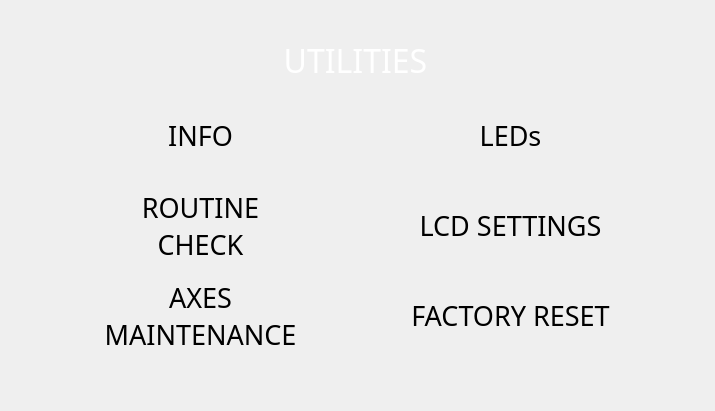
The window that BlocksScreen/lib/ui/utilitiesStackedWidget.ui (BlocksTechnology/BlocksScreen) describes before a commit, drawn with Qt 5.
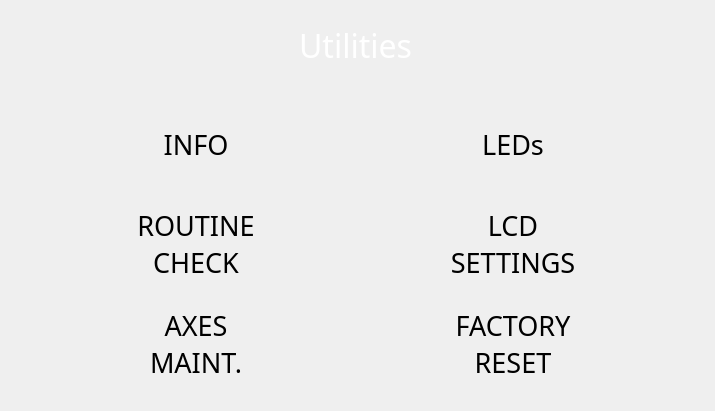
The same window after the commit. The open tabs and pages were chosen to show the change. Custom widgets are drawn as their Qt base class.

Commit message: Refactor: uniform button sizes , added new button to save config in babystepPage

```diff
--- a/BlocksScreen/lib/ui/utilitiesStackedWidget.ui
+++ b/BlocksScreen/lib/ui/utilitiesStackedWidget.ui
@@ -14,22 +14,31 @@
    <string>StackedWidget</string>
   </property>
   <property name="currentIndex">
-   <number>3</number>
+   <number>0</number>
   </property>
   <widget class="QWidget" name="utilities_page">
+   <widget class="QWidget" name="gridLayoutWidget">
+    <property name="geometry">
+     <rect>
+      <x>10</x>
+      <y>90</y>
+      <width>691</width>
+      <height>311</height>
+     </rect>
+    </property>
+    <layout class="QGridLayout" name="gridLayout">
+     <item row="2" column="0">
    <widget class="BlocksCustomButton" name="utilities_axes_maintenance_btn">
-    <property name="geometry">
-     <rect>
-      <x>50</x>
-      <y>280</y>
-      <width>301</width>
-      <height>71</height>
-     </rect>
-    </property>
     <property name="minimumSize">
      <size>
-      <width>10</width>
-      <height>10</height>
+         <width>250</width>
+         <height>80</height>
+        </size>
+       </property>
+       <property name="maximumSize">
+        <size>
+         <width>250</width>
+         <height>80</height>
      </size>
     </property>
     <property name="font">
@@ -57,7 +66,7 @@
     </property>
     <property name="text">
      <string>AXES
-MAINTENANCE</string>
+MAINT.</string>
     </property>
     <property name="autoDefault">
      <bool>false</bool>
@@ -69,31 +78,285 @@
      <string>menu_btn</string>
     </property>
     <property name="borderLeftPixmap" stdset="0">
-     <pixmap resource="resources/button_resources.qrc">:/button_borders/media/buttons/btn_part1.svg</pixmap>
+        <pixmap>:/button_borders/media/buttons/btn_part1.svg</pixmap>
     </property>
     <property name="borderCenterPixmap" stdset="0">
-     <pixmap resource="resources/button_resources.qrc">:/button_borders/media/buttons/btn_part2.svg</pixmap>
+        <pixmap>:/button_borders/media/buttons/btn_part2.svg</pixmap>
     </property>
     <property name="borderRightPixmap" stdset="0">
-     <pixmap resource="resources/button_resources.qrc">:/button_borders/media/buttons/btn_part3.svg</pixmap>
+        <pixmap>:/button_borders/media/buttons/btn_part3.svg</pixmap>
     </property>
     <property name="button_type" stdset="0">
      <string>normal</string>
     </property>
    </widget>
+     </item>
+     <item row="1" column="1">
+      <widget class="BlocksCustomButton" name="utilities_lcd_settings_btn">
+       <property name="minimumSize">
+        <size>
+         <width>250</width>
+         <height>80</height>
+        </size>
+       </property>
+       <property name="maximumSize">
+        <size>
+         <width>250</width>
+         <height>80</height>
+        </size>
+       </property>
+       <property name="font">
+        <font>
+         <family>Momcake</family>
+         <pointsize>20</pointsize>
+         <italic>false</italic>
+         <stylestrategy>PreferAntialias</stylestrategy>
+        </font>
+       </property>
+       <property name="mouseTracking">
+        <bool>false</bool>
+       </property>
+       <property name="tabletTracking">
+        <bool>true</bool>
+       </property>
+       <property name="contextMenuPolicy">
+        <enum>Qt::NoContextMenu</enum>
+       </property>
+       <property name="layoutDirection">
+        <enum>Qt::LeftToRight</enum>
+       </property>
+       <property name="styleSheet">
+        <string notr="true"/>
+       </property>
+       <property name="text">
+        <string>LCD
+SETTINGS</string>
+       </property>
+       <property name="autoDefault">
+        <bool>false</bool>
+       </property>
+       <property name="flat">
+        <bool>true</bool>
+       </property>
+       <property name="class" stdset="0">
+        <string>menu_btn</string>
+       </property>
+       <property name="borderLeftPixmap" stdset="0">
+        <pixmap>:/button_borders/media/buttons/btn_part1.svg</pixmap>
+       </property>
+       <property name="borderCenterPixmap" stdset="0">
+        <pixmap>:/button_borders/media/buttons/btn_part2.svg</pixmap>
+       </property>
+       <property name="borderRightPixmap" stdset="0">
+        <pixmap>:/button_borders/media/buttons/btn_part3.svg</pixmap>
+       </property>
+       <property name="button_type" stdset="0">
+        <string>normal</string>
+       </property>
+      </widget>
+     </item>
+     <item row="0" column="0">
+      <widget class="BlocksCustomButton" name="utilities_info_btn">
+       <property name="minimumSize">
+        <size>
+         <width>250</width>
+         <height>80</height>
+        </size>
+       </property>
+       <property name="maximumSize">
+        <size>
+         <width>250</width>
+         <height>80</height>
+        </size>
+       </property>
+       <property name="font">
+        <font>
+         <family>Momcake</family>
+         <pointsize>20</pointsize>
+         <italic>false</italic>
+         <stylestrategy>PreferAntialias</stylestrategy>
+        </font>
+       </property>
+       <property name="mouseTracking">
+        <bool>false</bool>
+       </property>
+       <property name="tabletTracking">
+        <bool>true</bool>
+       </property>
+       <property name="contextMenuPolicy">
+        <enum>Qt::NoContextMenu</enum>
+       </property>
+       <property name="layoutDirection">
+        <enum>Qt::LeftToRight</enum>
+       </property>
+       <property name="styleSheet">
+        <string notr="true"/>
+       </property>
+       <property name="text">
+        <string>INFO</string>
+       </property>
+       <property name="autoDefault">
+        <bool>false</bool>
+       </property>
+       <property name="flat">
+        <bool>true</bool>
+       </property>
+       <property name="class" stdset="0">
+        <string>menu_btn</string>
+       </property>
+       <property name="borderLeftPixmap" stdset="0">
+        <pixmap>:/button_borders/media/buttons/btn_part1.svg</pixmap>
+       </property>
+       <property name="borderCenterPixmap" stdset="0">
+        <pixmap>:/button_borders/media/buttons/btn_part2.svg</pixmap>
+       </property>
+       <property name="borderRightPixmap" stdset="0">
+        <pixmap>:/button_borders/media/buttons/btn_part3.svg</pixmap>
+       </property>
+       <property name="button_type" stdset="0">
+        <string>normal</string>
+       </property>
+      </widget>
+     </item>
+     <item row="0" column="1">
+      <widget class="BlocksCustomButton" name="utilities_leds_btn">
+       <property name="minimumSize">
+        <size>
+         <width>250</width>
+         <height>80</height>
+        </size>
+       </property>
+       <property name="maximumSize">
+        <size>
+         <width>250</width>
+         <height>80</height>
+        </size>
+       </property>
+       <property name="font">
+        <font>
+         <family>Momcake</family>
+         <pointsize>20</pointsize>
+         <italic>false</italic>
+         <stylestrategy>PreferAntialias</stylestrategy>
+        </font>
+       </property>
+       <property name="mouseTracking">
+        <bool>false</bool>
+       </property>
+       <property name="tabletTracking">
+        <bool>true</bool>
+       </property>
+       <property name="contextMenuPolicy">
+        <enum>Qt::NoContextMenu</enum>
+       </property>
+       <property name="layoutDirection">
+        <enum>Qt::LeftToRight</enum>
+       </property>
+       <property name="styleSheet">
+        <string notr="true"/>
+       </property>
+       <property name="text">
+        <string>LEDs</string>
+       </property>
+       <property name="autoDefault">
+        <bool>false</bool>
+       </property>
+       <property name="flat">
+        <bool>true</bool>
+       </property>
+       <property name="class" stdset="0">
+        <string>menu_btn</string>
+       </property>
+       <property name="borderLeftPixmap" stdset="0">
+        <pixmap>:/button_borders/media/buttons/btn_part1.svg</pixmap>
+       </property>
+       <property name="borderCenterPixmap" stdset="0">
+        <pixmap>:/button_borders/media/buttons/btn_part2.svg</pixmap>
+       </property>
+       <property name="borderRightPixmap" stdset="0">
+        <pixmap>:/button_borders/media/buttons/btn_part3.svg</pixmap>
+       </property>
+       <property name="button_type" stdset="0">
+        <string>normal</string>
+       </property>
+      </widget>
+     </item>
+     <item row="2" column="1">
+      <widget class="BlocksCustomButton" name="utilities_factory_reset_btn">
+       <property name="minimumSize">
+        <size>
+         <width>250</width>
+         <height>80</height>
+        </size>
+       </property>
+       <property name="maximumSize">
+        <size>
+         <width>250</width>
+         <height>80</height>
+        </size>
+       </property>
+       <property name="font">
+        <font>
+         <family>Momcake</family>
+         <pointsize>20</pointsize>
+         <italic>false</italic>
+         <stylestrategy>PreferAntialias</stylestrategy>
+        </font>
+       </property>
+       <property name="mouseTracking">
+        <bool>false</bool>
+       </property>
+       <property name="tabletTracking">
+        <bool>true</bool>
+       </property>
+       <property name="contextMenuPolicy">
+        <enum>Qt::NoContextMenu</enum>
+       </property>
+       <property name="layoutDirection">
+        <enum>Qt::LeftToRight</enum>
+       </property>
+       <property name="styleSheet">
+        <string notr="true"/>
+       </property>
+       <property name="text">
+        <string>FACTORY
+RESET</string>
+       </property>
+       <property name="autoDefault">
+        <bool>false</bool>
+       </property>
+       <property name="flat">
+        <bool>true</bool>
+       </property>
+       <property name="class" stdset="0">
+        <string>menu_btn</string>
+       </property>
+       <property name="borderLeftPixmap" stdset="0">
+        <pixmap>:/button_borders/media/buttons/btn_part1.svg</pixmap>
+       </property>
+       <property name="borderCenterPixmap" stdset="0">
+        <pixmap>:/button_borders/media/buttons/btn_part2.svg</pixmap>
+       </property>
+       <property name="borderRightPixmap" stdset="0">
+        <pixmap>:/button_borders/media/buttons/btn_part3.svg</pixmap>
+       </property>
+       <property name="button_type" stdset="0">
+        <string>normal</string>
+       </property>
+      </widget>
+     </item>
+     <item row="1" column="0">
    <widget class="BlocksCustomButton" name="utilities_routine_check_btn">
-    <property name="geometry">
-     <rect>
-      <x>50</x>
-      <y>190</y>
-      <width>301</width>
-      <height>71</height>
-     </rect>
-    </property>
     <property name="minimumSize">
      <size>
-      <width>10</width>
-      <height>10</height>
+         <width>250</width>
+         <height>80</height>
+        </size>
+       </property>
+       <property name="maximumSize">
+        <size>
+         <width>250</width>
+         <height>80</height>
      </size>
     </property>
     <property name="font">
@@ -133,152 +396,50 @@
      <string>menu_btn</string>
     </property>
     <property name="borderLeftPixmap" stdset="0">
-     <pixmap resource="resources/button_resources.qrc">:/button_borders/media/buttons/btn_part1.svg</pixmap>
+        <pixmap>:/button_borders/media/buttons/btn_part1.svg</pixmap>
     </property>
     <property name="borderCenterPixmap" stdset="0">
-     <pixmap resource="resources/button_resources.qrc">:/button_borders/media/buttons/btn_part2.svg</pixmap>
+        <pixmap>:/button_borders/media/buttons/btn_part2.svg</pixmap>
     </property>
     <property name="borderRightPixmap" stdset="0">
-     <pixmap resource="resources/button_resources.qrc">:/button_borders/media/buttons/btn_part3.svg</pixmap>
+        <pixmap>:/button_borders/media/buttons/btn_part3.svg</pixmap>
     </property>
     <property name="button_type" stdset="0">
      <string>normal</string>
     </property>
    </widget>
-   <widget class="BlocksCustomButton" name="utilities_info_btn">
+     </item>
+    </layout>
+   </widget>
+   <widget class="QWidget" name="horizontalLayoutWidget">
     <property name="geometry">
      <rect>
-      <x>50</x>
-      <y>100</y>
-      <width>301</width>
+      <x>10</x>
+      <y>10</y>
+      <width>691</width>
       <height>71</height>
      </rect>
     </property>
+    <layout class="QHBoxLayout" name="utilities_header">
+     <item>
+      <widget class="QLabel" name="header_title">
+       <property name="sizePolicy">
+        <sizepolicy hsizetype="MinimumExpanding" vsizetype="Fixed">
+         <horstretch>0</horstretch>
+         <verstretch>0</verstretch>
+        </sizepolicy>
+       </property>
     <property name="minimumSize">
      <size>
-      <width>10</width>
-      <height>10</height>
-     </size>
-    </property>
-    <property name="font">
-     <font>
-      <family>Momcake</family>
-      <pointsize>20</pointsize>
-      <italic>false</italic>
-      <stylestrategy>PreferAntialias</stylestrategy>
-     </font>
-    </property>
-    <property name="mouseTracking">
-     <bool>false</bool>
-    </property>
-    <property name="tabletTracking">
-     <bool>true</bool>
-    </property>
-    <property name="contextMenuPolicy">
-     <enum>Qt::NoContextMenu</enum>
-    </property>
-    <property name="layoutDirection">
-     <enum>Qt::LeftToRight</enum>
-    </property>
-    <property name="styleSheet">
-     <string notr="true"/>
-    </property>
-    <property name="text">
-     <string>INFO</string>
-    </property>
-    <property name="autoDefault">
-     <bool>false</bool>
-    </property>
-    <property name="flat">
-     <bool>true</bool>
-    </property>
-    <property name="class" stdset="0">
-     <string>menu_btn</string>
-    </property>
-    <property name="borderLeftPixmap" stdset="0">
-     <pixmap resource="resources/button_resources.qrc">:/button_borders/media/buttons/btn_part1.svg</pixmap>
-    </property>
-    <property name="borderCenterPixmap" stdset="0">
-     <pixmap resource="resources/button_resources.qrc">:/button_borders/media/buttons/btn_part2.svg</pixmap>
-    </property>
-    <property name="borderRightPixmap" stdset="0">
-     <pixmap resource="resources/button_resources.qrc">:/button_borders/media/buttons/btn_part3.svg</pixmap>
-    </property>
-    <property name="button_type" stdset="0">
-     <string>normal</string>
-    </property>
-   </widget>
-   <widget class="BlocksCustomButton" name="utilities_factory_reset_btn">
-    <property name="geometry">
-     <rect>
-      <x>360</x>
-      <y>280</y>
-      <width>301</width>
-      <height>71</height>
-     </rect>
-    </property>
-    <property name="minimumSize">
+         <width>300</width>
+         <height>60</height>
+        </size>
+       </property>
+       <property name="maximumSize">
      <size>
-      <width>10</width>
-      <height>10</height>
-     </size>
-    </property>
-    <property name="font">
-     <font>
-      <family>Momcake</family>
-      <pointsize>20</pointsize>
-      <italic>false</italic>
-      <stylestrategy>PreferAntialias</stylestrategy>
-     </font>
-    </property>
-    <property name="mouseTracking">
-     <bool>false</bool>
-    </property>
-    <property name="tabletTracking">
-     <bool>true</bool>
-    </property>
-    <property name="contextMenuPolicy">
-     <enum>Qt::NoContextMenu</enum>
-    </property>
-    <property name="layoutDirection">
-     <enum>Qt::LeftToRight</enum>
-    </property>
-    <property name="styleSheet">
-     <string notr="true"/>
-    </property>
-    <property name="text">
-     <string>FACTORY RESET</string>
-    </property>
-    <property name="autoDefault">
-     <bool>false</bool>
-    </property>
-    <property name="flat">
-     <bool>true</bool>
-    </property>
-    <property name="class" stdset="0">
-     <string>menu_btn</string>
-    </property>
-    <property name="borderLeftPixmap" stdset="0">
-     <pixmap resource="resources/button_resources.qrc">:/button_borders/media/buttons/btn_part1.svg</pixmap>
-    </property>
-    <property name="borderCenterPixmap" stdset="0">
-     <pixmap resource="resources/button_resources.qrc">:/button_borders/media/buttons/btn_part2.svg</pixmap>
-    </property>
-    <property name="borderRightPixmap" stdset="0">
-     <pixmap resource="resources/button_resources.qrc">:/button_borders/media/buttons/btn_part3.svg</pixmap>
-    </property>
-    <property name="button_type" stdset="0">
-     <string>normal</string>
-    </property>
-   </widget>
-   <widget class="QLabel" name="utilities_title_label">
-    <property name="geometry">
-     <rect>
-      <x>220</x>
-      <y>30</y>
-      <width>271</width>
-      <height>61</height>
-     </rect>
+         <width>16777215</width>
+         <height>60</height>
+        </size>
     </property>
     <property name="font">
      <font>
@@ -290,7 +451,7 @@
      <string notr="true">background: transparent; color: white;</string>
     </property>
     <property name="text">
-     <string>UTILITIES</string>
+        <string>Utilities</string>
     </property>
     <property name="alignment">
      <set>Qt::AlignCenter</set>
@@ -299,131 +460,8 @@
      <string>title_text</string>
     </property>
    </widget>
-   <widget class="BlocksCustomButton" name="utilities_lcd_settings_btn">
-    <property name="geometry">
-     <rect>
-      <x>360</x>
-      <y>190</y>
-      <width>301</width>
-      <height>71</height>
-     </rect>
-    </property>
-    <property name="minimumSize">
-     <size>
-      <width>10</width>
-      <height>10</height>
-     </size>
-    </property>
-    <property name="font">
-     <font>
-      <family>Momcake</family>
-      <pointsize>20</pointsize>
-      <italic>false</italic>
-      <stylestrategy>PreferAntialias</stylestrategy>
-     </font>
-    </property>
-    <property name="mouseTracking">
-     <bool>false</bool>
-    </property>
-    <property name="tabletTracking">
-     <bool>true</bool>
-    </property>
-    <property name="contextMenuPolicy">
-     <enum>Qt::NoContextMenu</enum>
-    </property>
-    <property name="layoutDirection">
-     <enum>Qt::LeftToRight</enum>
-    </property>
-    <property name="styleSheet">
-     <string notr="true"/>
-    </property>
-    <property name="text">
-     <string>LCD SETTINGS</string>
-    </property>
-    <property name="autoDefault">
-     <bool>false</bool>
-    </property>
-    <property name="flat">
-     <bool>true</bool>
-    </property>
-    <property name="class" stdset="0">
-     <string>menu_btn</string>
-    </property>
-    <property name="borderLeftPixmap" stdset="0">
-     <pixmap resource="resources/button_resources.qrc">:/button_borders/media/buttons/btn_part1.svg</pixmap>
-    </property>
-    <property name="borderCenterPixmap" stdset="0">
-     <pixmap resource="resources/button_resources.qrc">:/button_borders/media/buttons/btn_part2.svg</pixmap>
-    </property>
-    <property name="borderRightPixmap" stdset="0">
-     <pixmap resource="resources/button_resources.qrc">:/button_borders/media/buttons/btn_part3.svg</pixmap>
-    </property>
-    <property name="button_type" stdset="0">
-     <string>normal</string>
-    </property>
-   </widget>
-   <widget class="BlocksCustomButton" name="utilities_leds_btn">
-    <property name="geometry">
-     <rect>
-      <x>360</x>
-      <y>100</y>
-      <width>301</width>
-      <height>71</height>
-     </rect>
-    </property>
-    <property name="minimumSize">
-     <size>
-      <width>10</width>
-      <height>10</height>
-     </size>
-    </property>
-    <property name="font">
-     <font>
-      <family>Momcake</family>
-      <pointsize>20</pointsize>
-      <italic>false</italic>
-      <stylestrategy>PreferAntialias</stylestrategy>
-     </font>
-    </property>
-    <property name="mouseTracking">
-     <bool>false</bool>
-    </property>
-    <property name="tabletTracking">
-     <bool>true</bool>
-    </property>
-    <property name="contextMenuPolicy">
-     <enum>Qt::NoContextMenu</enum>
-    </property>
-    <property name="layoutDirection">
-     <enum>Qt::LeftToRight</enum>
-    </property>
-    <property name="styleSheet">
-     <string notr="true"/>
-    </property>
-    <property name="text">
-     <string>LEDs</string>
-    </property>
-    <property name="autoDefault">
-     <bool>false</bool>
-    </property>
-    <property name="flat">
-     <bool>true</bool>
-    </property>
-    <property name="class" stdset="0">
-     <string>menu_btn</string>
-    </property>
-    <property name="borderLeftPixmap" stdset="0">
-     <pixmap resource="resources/button_resources.qrc">:/button_borders/media/buttons/btn_part1.svg</pixmap>
-    </property>
-    <property name="borderCenterPixmap" stdset="0">
-     <pixmap resource="resources/button_resources.qrc">:/button_borders/media/buttons/btn_part2.svg</pixmap>
-    </property>
-    <property name="borderRightPixmap" stdset="0">
-     <pixmap resource="resources/button_resources.qrc">:/button_borders/media/buttons/btn_part3.svg</pixmap>
-    </property>
-    <property name="button_type" stdset="0">
-     <string>normal</string>
-    </property>
+     </item>
+    </layout>
    </widget>
   </widget>
   <widget class="QWidget" name="info_page">
@@ -534,13 +572,13 @@
      <string>menu_btn</string>
     </property>
     <property name="borderLeftPixmap" stdset="0">
-     <pixmap resource="resources/button_resources.qrc">:/button_borders/media/buttons/btn_part1.svg</pixmap>
+     <pixmap>:/button_borders/media/buttons/btn_part1.svg</pixmap>
     </property>
     <property name="borderCenterPixmap" stdset="0">
-     <pixmap resource="resources/button_resources.qrc">:/button_borders/media/buttons/btn_part2.svg</pixmap>
+     <pixmap>:/button_borders/media/buttons/btn_part2.svg</pixmap>
     </property>
     <property name="borderRightPixmap" stdset="0">
-     <pixmap resource="resources/button_resources.qrc">:/button_borders/media/buttons/btn_part3.svg</pixmap>
+     <pixmap>:/button_borders/media/buttons/btn_part3.svg</pixmap>
     </property>
     <property name="button_type" stdset="0">
      <string>icon</string>
@@ -679,13 +717,13 @@
      <string>menu_btn</string>
     </property>
     <property name="borderLeftPixmap" stdset="0">
-     <pixmap resource="resources/button_resources.qrc">:/button_borders/media/buttons/btn_part1.svg</pixmap>
+     <pixmap>:/button_borders/media/buttons/btn_part1.svg</pixmap>
     </property>
     <property name="borderCenterPixmap" stdset="0">
-     <pixmap resource="resources/button_resources.qrc">:/button_borders/media/buttons/btn_part2.svg</pixmap>
+     <pixmap>:/button_borders/media/buttons/btn_part2.svg</pixmap>
     </property>
     <property name="borderRightPixmap" stdset="0">
-     <pixmap resource="resources/button_resources.qrc">:/button_borders/media/buttons/btn_part3.svg</pixmap>
+     <pixmap>:/button_borders/media/buttons/btn_part3.svg</pixmap>
     </property>
     <property name="button_type" stdset="0">
      <string>icon</string>
@@ -742,13 +780,13 @@
      <string>menu_btn</string>
     </property>
     <property name="borderLeftPixmap" stdset="0">
-     <pixmap resource="resources/button_resources.qrc">:/button_borders/media/buttons/btn_part1.svg</pixmap>
+     <pixmap>:/button_borders/media/buttons/btn_part1.svg</pixmap>
     </property>
     <property name="borderCenterPixmap" stdset="0">
-     <pixmap resource="resources/button_resources.qrc">:/button_borders/media/buttons/btn_part2.svg</pixmap>
+     <pixmap>:/button_borders/media/buttons/btn_part2.svg</pixmap>
     </property>
     <property name="borderRightPixmap" stdset="0">
-     <pixmap resource="resources/button_resources.qrc">:/button_borders/media/buttons/btn_part3.svg</pixmap>
+     <pixmap>:/button_borders/media/buttons/btn_part3.svg</pixmap>
     </property>
     <property name="button_type" stdset="0">
      <string>normal</string>
@@ -805,13 +843,13 @@
      <string>menu_btn</string>
     </property>
     <property name="borderLeftPixmap" stdset="0">
-     <pixmap resource="resources/button_resources.qrc">:/button_borders/media/buttons/btn_part1.svg</pixmap>
+     <pixmap>:/button_borders/media/buttons/btn_part1.svg</pixmap>
     </property>
     <property name="borderCenterPixmap" stdset="0">
-     <pixmap resource="resources/button_resources.qrc">:/button_borders/media/buttons/btn_part2.svg</pixmap>
+     <pixmap>:/button_borders/media/buttons/btn_part2.svg</pixmap>
     </property>
     <property name="borderRightPixmap" stdset="0">
-     <pixmap resource="resources/button_resources.qrc">:/button_borders/media/buttons/btn_part3.svg</pixmap>
+     <pixmap>:/button_borders/media/buttons/btn_part3.svg</pixmap>
     </property>
     <property name="button_type" stdset="0">
      <string>normal</string>
@@ -998,13 +1036,13 @@
      <string>menu_btn</string>
     </property>
     <property name="borderLeftPixmap" stdset="0">
-     <pixmap resource="resources/button_resources.qrc">:/button_borders/media/buttons/btn_part1.svg</pixmap>
+     <pixmap>:/button_borders/media/buttons/btn_part1.svg</pixmap>
     </property>
     <property name="borderCenterPixmap" stdset="0">
-     <pixmap resource="resources/button_resources.qrc">:/button_borders/media/buttons/btn_part2.svg</pixmap>
+     <pixmap>:/button_borders/media/buttons/btn_part2.svg</pixmap>
     </property>
     <property name="borderRightPixmap" stdset="0">
-     <pixmap resource="resources/button_resources.qrc">:/button_borders/media/buttons/btn_part3.svg</pixmap>
+     <pixmap>:/button_borders/media/buttons/btn_part3.svg</pixmap>
     </property>
     <property name="button_type" stdset="0">
      <string>icon</string>
```
Lines whose indentation alone changed are shown as unchanged. The commit also changes 15 other files.
